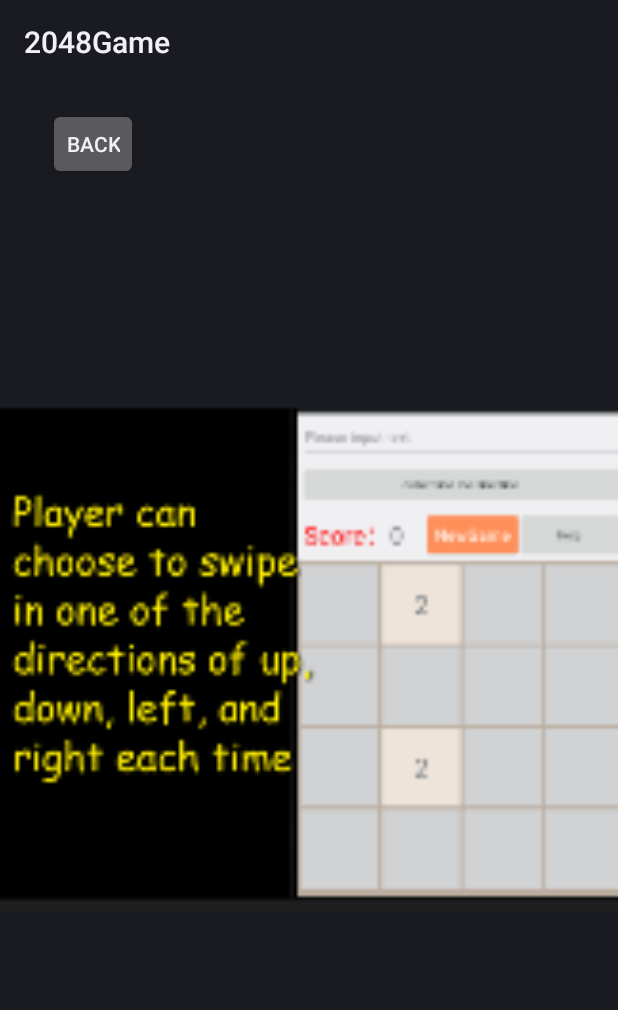
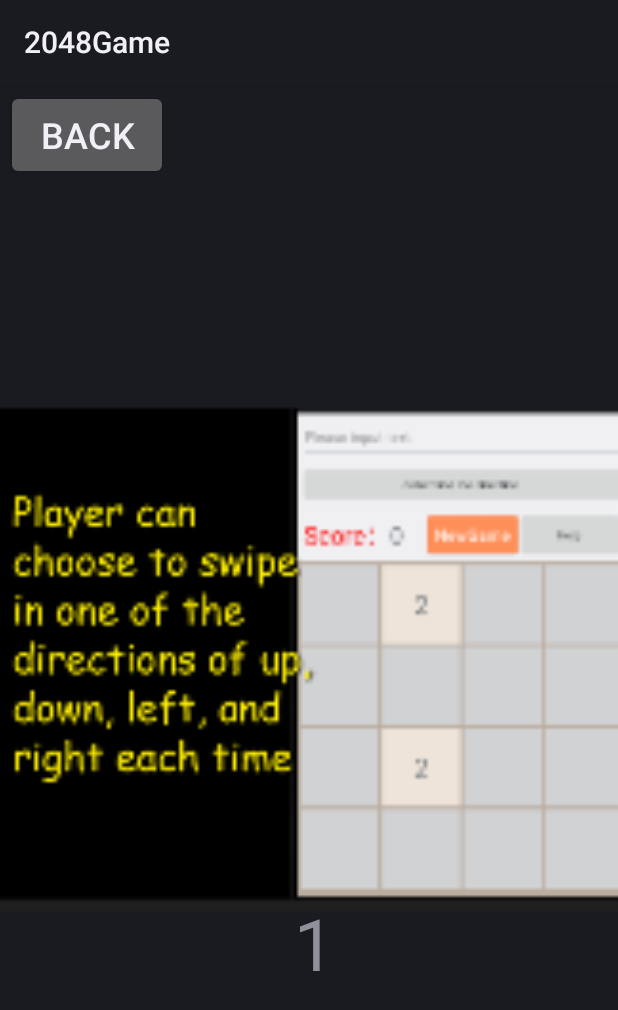
Before and after one commit to hxu9UNB3035/2048-1, an Android app: the Introduction screen opened directly, with no data from a screen before it, on a phone screen of 412 x 824 dp. Shown: the top 1010 px of the screen. Run offline under Robolectric (Android 15) with nearby library versions, the phone set to English and light mode, and no system bars.

Commit message:
3.3
Add HELP page number

```diff
--- a/app/src/main/java/com/example/freedom/voicerecognition/Card.java
+++ b/app/src/main/java/com/example/freedom/voicerecognition/Card.java
@@ -15,7 +15,6 @@ public class Card extends FrameLayout {
         label.setBackgroundColor(0x33ffffff);//card background
         label.setGravity(Gravity.CENTER);
 
-        //布局参数
         LayoutParams lp = new LayoutParams(-1, -1);//Fill the entire GUI
         lp.setMargins(10, 10, 0, 0);
         addView(label, lp);
--- a/app/src/main/res/layout/introduction.xml
+++ b/app/src/main/res/layout/introduction.xml
@@ -1,53 +1,66 @@
 <?xml version="1.0" encoding="utf-8"?>
 
-<RelativeLayout xmlns:android="http://schemas.android.com/apk/res/android"
+<androidx.constraintlayout.widget.ConstraintLayout xmlns:android="http://schemas.android.com/apk/res/android"
+    xmlns:app="http://schemas.android.com/apk/res-auto"
     xmlns:tools="http://schemas.android.com/tools"
+    android:id="@+id/relativeLayout"
     android:layout_width="fill_parent"
     android:layout_height="fill_parent"
-    android:orientation="horizontal" >
-
+    android:orientation="horizontal">
 
     <Button
         android:id="@+id/button_back"
-        android:layout_width="wrap_content"
-        android:layout_height="wrap_content"
-        android:layout_marginStart="32dp"
-        android:layout_marginTop="16dp"
+        android:layout_width="108dp"
+        android:layout_height="60dp"
+        android:layout_marginStart="4dp"
+        android:layout_marginTop="4dp"
         android:minWidth="48dp"
-        android:text="Back" />
-
-
-
+        android:text="Back"
+        android:textSize="24sp"
+        app:layout_constraintStart_toStartOf="parent"
+        app:layout_constraintTop_toTopOf="parent" />
 
     <ImageView
         android:id="@+id/imageView2"
         android:layout_width="fill_parent"
         android:layout_height="fill_parent"
-        android:src="@mipmap/img_2_foreground" />
+        android:src="@mipmap/img_2_foreground"
+        app:layout_constraintStart_toStartOf="parent"
+        app:layout_constraintTop_toTopOf="parent" />
 
     <ImageView
         android:id="@+id/imageView3"
         android:layout_width="fill_parent"
         android:layout_height="fill_parent"
         android:src="@mipmap/img_3_foreground"
-
-        />
-
+        app:layout_constraintStart_toStartOf="parent"
+        app:layout_constraintTop_toTopOf="parent" />
 
     <ImageView
         android:id="@+id/imageView4"
         android:layout_width="fill_parent"
         android:layout_height="fill_parent"
         android:src="@mipmap/img_1_foreground"
-
-        />
+        app:layout_constraintStart_toStartOf="parent"
+        app:layout_constraintTop_toTopOf="parent" />
 
     <ImageView
         android:id="@+id/imageView1"
         android:layout_width="fill_parent"
         android:layout_height="fill_parent"
-        android:src="@mipmap/img_4_foreground" />
+        android:src="@mipmap/img_4_foreground"
+        app:layout_constraintStart_toStartOf="parent"
+        app:layout_constraintTop_toTopOf="parent" />
+
+    <TextView
+        android:id="@+id/page_num"
+        android:layout_width="wrap_content"
+        android:layout_height="wrap_content"
+        android:layout_marginStart="196dp"
+        android:layout_marginTop="540dp"
+        android:textSize="48sp"
+        app:layout_constraintStart_toStartOf="parent"
+        app:layout_constraintTop_toTopOf="parent" />
 
 
-
-</RelativeLayout>
+</androidx.constraintlayout.widget.ConstraintLayout>
```
Also changed, not shown: app/src/main/java/com/example/freedom/voicerecognition/GameView.java (+4 -4 lines), app/src/main/java/com/example/freedom/voicerecognition/Introduction.java (+24 -6 lines), app/src/main/java/com/example/freedom/voicerecognition/MainActivity.java (+6 -13 lines), app/src/main/res/layout/homepage.xml (+4 -4 lines).
